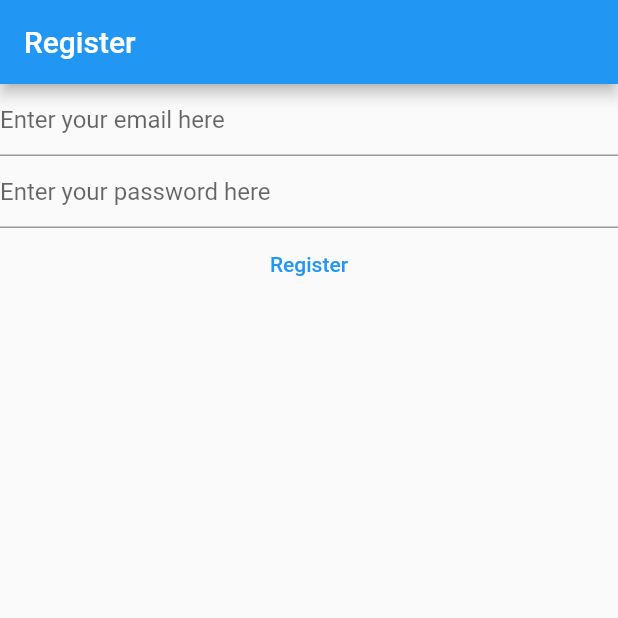
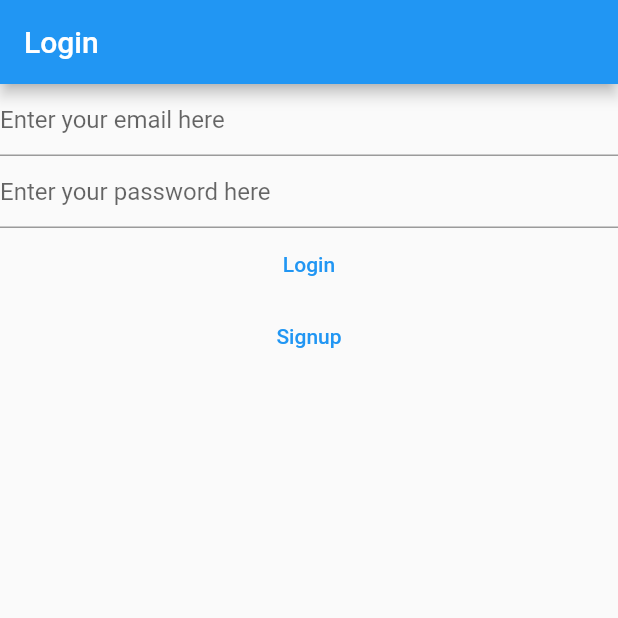
Before and after one commit to dennismichol/mynotes_flutter_app, a Flutter app: the screen it shows after launch, on a phone screen of 412 x 824 dp, the top half of it. Run offline on Flutter 3.47's test engine with Material 2 defaults, Android fonts, the phone set to English and light mode, and no system bars; our stand-ins replace firebase_auth, firebase_core; accounts and stored records are empty.

Commit message:
Added login view
Created login view screen with login and signup api calls and catch exceptions

```diff
--- a/lib/main.dart
+++ b/lib/main.dart
@@ -1,6 +1,7 @@
 import 'package:firebase_core/firebase_core.dart';
 import 'package:flutter/material.dart';
 import 'package:firebase_auth/firebase_auth.dart';
+import 'package:mynotes/views/login_views.dart';
 import 'firebase_options.dart';
 
 void main() {
@@ -11,19 +12,19 @@ void main() {
       theme: ThemeData(
         primarySwatch: Colors.blue,
       ),
-      home: const HomePage(),
+      home: const LoginView(),
     ),
   );
 }
 
-class HomePage extends StatefulWidget {
-  const HomePage({Key? key}) : super(key: key);
+class RegisterView extends StatefulWidget {
+  const RegisterView({Key? key}) : super(key: key);
 
   @override
-  State<HomePage> createState() => _HomePageState();
+  State<RegisterView> createState() => _RegisterViewState();
 }
 
-class _HomePageState extends State<HomePage> {
+class _RegisterViewState extends State<RegisterView> {
   late final TextEditingController _email;
   late final TextEditingController _password;
 
--- /dev/null
+++ b/lib/views/login_views.dart
@@ -0,0 +1,108 @@
+import 'package:firebase_auth/firebase_auth.dart';
+import 'package:firebase_core/firebase_core.dart';
+import 'package:flutter/material.dart';
+
+import '../firebase_options.dart';
+
+class LoginView extends StatefulWidget {
+  const LoginView({Key? key}) : super(key: key);
+
+  @override
+  State<LoginView> createState() => _LoginViewState();
+}
+
+class _LoginViewState extends State<LoginView> {
+  late final TextEditingController _email;
+  late final TextEditingController _password;
+
+  @override
+  void initState() {
+    _email = TextEditingController();
+    _password = TextEditingController();
+    super.initState();
+  }
+
+  @override
+  void dispose() {
+    _email.dispose();
+    _password.dispose();
+    super.dispose();
+  }
+
+  @override
+  Widget build(BuildContext context) {
+    return Scaffold(
+      appBar: AppBar(
+        title: const Text('Login'),
+      ),
+      body: FutureBuilder(
+          future: Firebase.initializeApp(
+            options: DefaultFirebaseOptions.currentPlatform,
+          ),
+          builder: (context, snapshot) {
+            switch (snapshot.connectionState) {
+              case ConnectionState.done:
+                return Column(
+                  children: [
+                    TextField(
+                      controller: _email,
+                      enableSuggestions: false,
+                      autocorrect: false,
+                      keyboardType: TextInputType.emailAddress,
+                      decoration: const InputDecoration(
+                        hintText: 'Enter your email here',
+                      ),
+                    ),
+                    TextField(
+                      controller: _password,
+                      obscureText: true,
+                      enableSuggestions: false,
+                      autocorrect: false,
+                      decoration: const InputDecoration(
+                        hintText: 'Enter your password here',
+                      ),
+                    ),
+                    TextButton(
+                      onPressed: () async {
+                        final email = _email.text;
+                        final password = _password.text;
+                        try {
+                          final userCredential = await FirebaseAuth.instance
+                              .signInWithEmailAndPassword(
+                                  email: email, password: password);
+                          print('Hello');
+                          print(userCredential);
+                        } on FirebaseAuthException catch (e) {
+                          switch (e.code) {
+                            case "user-not-found":
+                              print('Invalid user');
+                              break;
+                            case "wrong-password":
+                              print('Password is incorrect');
+                              break;
+                          }
+                        }
+                      },
+                      child: const Text('Login'),
+                    ),
+                    TextButton(
+                      onPressed: () async {
+                        final email = _email.text;
+                        final password = _password.text;
+
+                        final userCredential = await FirebaseAuth.instance
+                            .createUserWithEmailAndPassword(
+                                email: email, password: password);
+                        print(userCredential);
+                      },
+                      child: const Text('Signup'),
+                    ),
+                  ],
+                );
+              default:
+                return const Text('Loading...');
+            }
+          }),
+    );
+  }
+}
```
Also changed, not shown: 1 other file.
